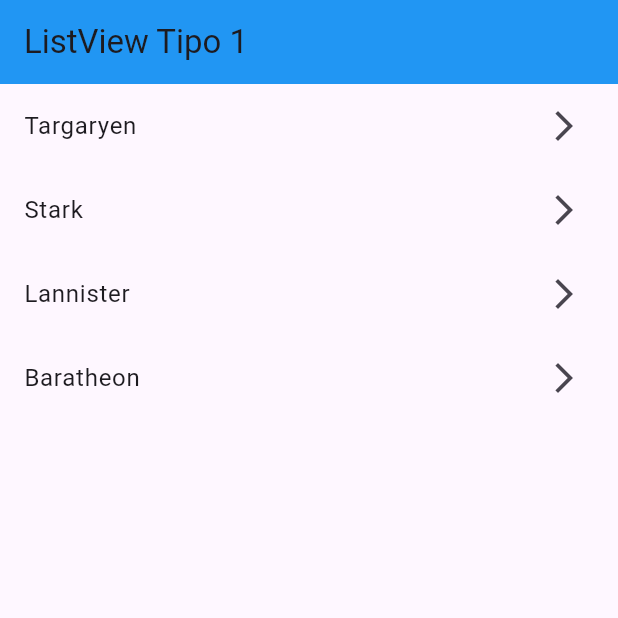
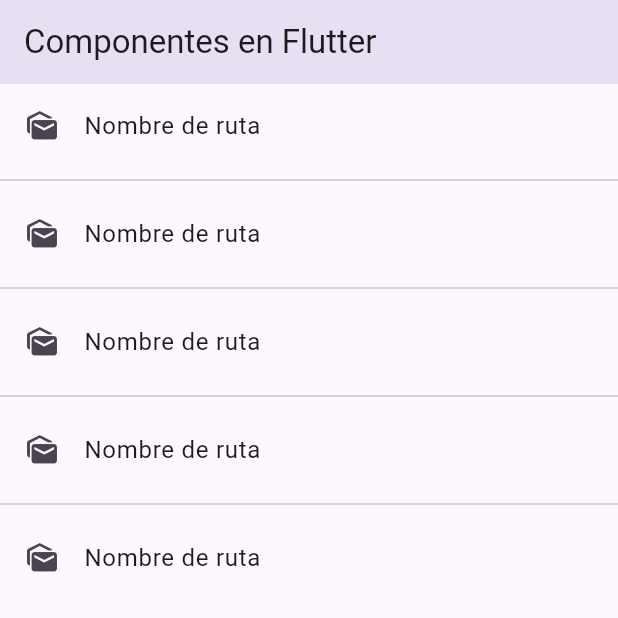
Before and after one commit to DEV-JJVG/fl_components, a Flutter app: the screen it shows after launch, on a phone screen of 412 x 824 dp, the top half of it. Run offline on Flutter 3.47's test engine with Material 3 defaults, Android fonts, the phone set to English and light mode, and no system bars.

Commit message:
Creo varias pantallas y creo un onclick que redirige a otra pantalla

```diff
--- a/lib/main.dart
+++ b/lib/main.dart
@@ -1,3 +1,6 @@
+import 'package:fl_components/screens/alert_screen.dart';
+import 'package:fl_components/screens/card_screen.dart';
+import 'package:fl_components/screens/home_screen.dart';
 import 'package:fl_components/screens/listview2_screen.dart';
 import 'package:fl_components/screens/listview1_screen.dart';
 import 'package:flutter/material.dart';
@@ -12,7 +15,18 @@ class MyApp extends StatelessWidget {
     return MaterialApp(
       debugShowCheckedModeBanner: false,
       title: 'Material App',
-      home: Listview1Screen(),
+      home: Listview2Screen(),
+      initialRoute: 'home',
+      routes: {
+        'listview1': (BuildContext context) => Listview1Screen(),
+        'listview2': (BuildContext context) => Listview2Screen(),
+        'alert': (BuildContext context) => AlertScreen(),
+        'card': (BuildContext context) => CardScreen(),
+        'home': (BuildContext context) => HomeScreen(),
+      },
+      onGenerateRoute: (settings) {
+        return MaterialPageRoute(builder: (context) => AlertScreen());
+      },
     );
   }
 }
--- /dev/null
+++ b/lib/screens/home_screen.dart
@@ -0,0 +1,29 @@
+import 'package:fl_components/screens/screens.dart';
+import 'package:flutter/material.dart';
+
+class HomeScreen extends StatelessWidget {
+  const HomeScreen({Key? key}) : super(key: key);
+
+  @override
+  Widget build(BuildContext context) {
+    return Scaffold(
+      appBar: AppBar(title: Text('Componentes en Flutter'), elevation: 50.0),
+      body: ListView.separated(
+        itemBuilder: (context, index) => ListTile(
+          leading: Icon(Icons.mark_as_unread),
+          title: Text('Nombre de ruta'),
+          onTap: () {
+            final routeName = MaterialPageRoute(
+              builder: (context) => Listview1Screen(),
+            );
+            ;
+            Navigator.pushNamed(context, 'card');
+          },
+        ),
+
+        separatorBuilder: (context, index) => Divider(),
+        itemCount: 5,
+      ),
+    );
+  }
+}
--- a/lib/screens/listview2_screen.dart
+++ b/lib/screens/listview2_screen.dart
@@ -8,13 +8,17 @@ class Listview2Screen extends StatelessWidget {
   Widget build(BuildContext context) {
     return Scaffold(
       appBar: AppBar(
-        title: Text("ListView Tipo 1"),
+        title: Text("ListView Tipo 2"),
         backgroundColor: Colors.blue,
       ),
       body: ListView.separated(
         itemBuilder: (context, index) => ListTile(
           trailing: Icon(Icons.arrow_forward_ios_outlined),
           title: Text(options[index]),
+          onTap: () {
+            final gameOfThrones = options[index];
+            print(gameOfThrones);
+          },
         ),
         separatorBuilder: (context, index) => const Divider(),
         itemCount: options.length,
--- /dev/null
+++ b/lib/screens/screens.dart
@@ -0,0 +1,5 @@
+export 'alert_screen.dart';
+export 'card_screen.dart';
+export 'listview2_screen.dart';
+export 'listview1_screen.dart';
+export 'home_screen.dart';
```
Also changed, not shown: lib/screens/alert_screen.dart (added, +10 -0 lines), lib/screens/card_screen.dart (added, +10 -0 lines).
